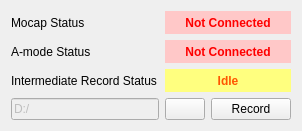
Old version of the form measurementwindow.ui in the repository dennisaprilla/AmodeUSNavigationSystem.
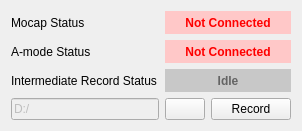
New version of the form. Icons and pictures are not drawn.

Commit message: Remove intermediate rec button, add indicator for intermediate rec

Patch:
```diff
--- a/measurementwindow.ui
+++ b/measurementwindow.ui
@@ -117,7 +117,7 @@
         </font>
        </property>
        <property name="styleSheet">
-        <string notr="true">QLabel { color : rgb(255, 85, 0); background-color : rgb(255, 255, 127); }</string>
+        <string notr="true">QLabel { color : rgb(100, 100, 100); background-color : rgb(200, 200, 200); }</string>
        </property>
        <property name="text">
         <string>Idle</string>
```
The commit also changes 5 other files.
